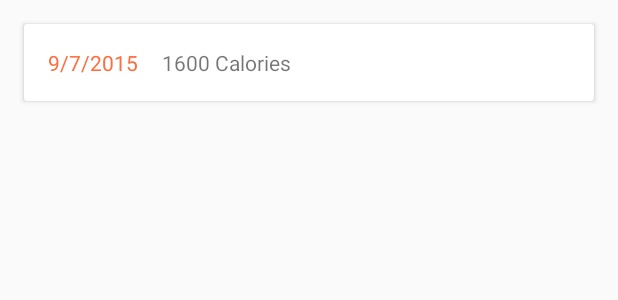
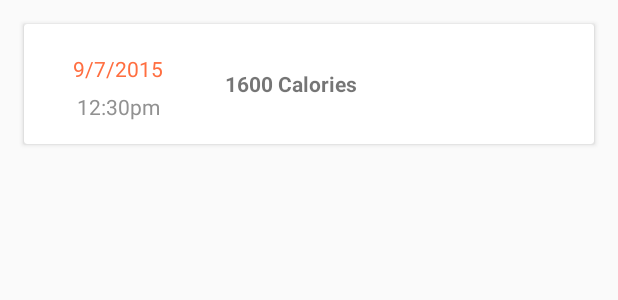
Before and after one commit to DoubleElite/EzCaloriez, an Android app: the layout calorie_history_item.xml on its own in the app's theme, with its tools: preview values and no code run, on a phone screen of 412 x 824 dp. Shown: the top 300 px of the screen. Run offline under Robolectric (Android 15) with nearby library versions, the light colour scheme and no system bars.

```diff
--- a/app/src/main/java/com/polymorphicinc/ezcaloriez/adapters/HistoryListAdapter.java
+++ b/app/src/main/java/com/polymorphicinc/ezcaloriez/adapters/HistoryListAdapter.java
@@ -34,9 +34,13 @@ public class HistoryListAdapter extends RecyclerView.Adapter<HistoryListAdapter.
     public void onBindViewHolder(HistoryListViewHolder holder, int position) {
         // Get the current calorHistory object and set it's data to the views.
         CalorieHistory calorieHistory = calorieHistoryList.get(position);
+        // SET DATE
         holder.tvDate.setText(calorieHistory.date);
+        // SET AMOUNT
         String calorieAmount = String.valueOf(calorieHistory.numberOfCalories) + " calories";
         holder.tvAmount.setText(calorieAmount);
+        // SET TIME
+        holder.tvTime.setText(calorieHistory.time);
     }
 
     @Override
@@ -48,11 +52,13 @@ public class HistoryListAdapter extends RecyclerView.Adapter<HistoryListAdapter.
     public static class HistoryListViewHolder extends RecyclerView.ViewHolder {
         public TextView tvDate;
         public TextView tvAmount;
+        public TextView tvTime;
 
         public HistoryListViewHolder(View v) {
             super(v);
             tvDate = (TextView) v.findViewById(R.id.calorie_date);
             tvAmount = (TextView) v.findViewById(R.id.calorie_amount);
+            tvTime = (TextView) v.findViewById(R.id.calorie_time);
         }
     }
 
--- a/app/src/main/java/com/polymorphicinc/ezcaloriez/models/HistoryModel.java
+++ b/app/src/main/java/com/polymorphicinc/ezcaloriez/models/HistoryModel.java
@@ -57,7 +57,7 @@ public class HistoryModel implements IHistoryModel {
     public int GetCurrentCalorieAmount() {
         SharedPreferences sp = PreferenceManager.getDefaultSharedPreferences(context);
         // Check if the calorie amount has been saved yet, if so we want to grab it from prefs
-        if (sp.getString("prefs_key_current_calorie_amount", null) != null)
+        if (sp.getString("prefs_key_current_calorie_amount", null) != null && !sp.getString("prefs_key_current_calorie_amount", null).equals(""))
             return Integer.valueOf(sp.getString("prefs_key_current_calorie_amount", "1600"));
         else
             return 0;
--- a/app/src/main/java/com/polymorphicinc/ezcaloriez/presenters/HistoryPresenter.java
+++ b/app/src/main/java/com/polymorphicinc/ezcaloriez/presenters/HistoryPresenter.java
@@ -56,7 +56,7 @@ public class HistoryPresenter implements IHistoryPresenter {
         String currentDate = simpleDateFormat.format(calendar.getTime());
 
         // Get the time
-        SimpleDateFormat timeDateFormatter = new SimpleDateFormat("HH:mm", Locale.getDefault());
+        SimpleDateFormat timeDateFormatter = new SimpleDateFormat("h:mm a", Locale.getDefault());
         String time = timeDateFormatter.format(Calendar.getInstance().getTime());
 
         // Create the calorie history item and then save it (via ORM Sugar Library)
--- a/app/src/main/java/com/polymorphicinc/ezcaloriez/ui/MainActivity.java
+++ b/app/src/main/java/com/polymorphicinc/ezcaloriez/ui/MainActivity.java
@@ -92,6 +92,7 @@ public class MainActivity extends AppCompatActivity implements IHistoryView {
     protected void onResume() {
         super.onResume();
         if(historyPresenter.HasCurrentCalorieAmountChanged()) {
+            Log.d("App", "True");
             historyPresenter.CheckForCalorieAmountFromPrefs();
             historyPresenter.ResetCalorieHasChangedPref();
         }
--- a/app/src/main/res/layout/calorie_history_item.xml
+++ b/app/src/main/res/layout/calorie_history_item.xml
@@ -3,32 +3,65 @@
     android:id="@+id/calorie_cardview"
     android:orientation="vertical"
     android:layout_width="match_parent"
-    android:layout_height="wrap_content"
+    android:layout_height="80dp"
     android:layout_marginLeft="@dimen/cardview_margin_horizontal"
     android:layout_marginRight="@dimen/cardview_margin_horizontal"
     android:layout_marginTop="@dimen/cardview_margin_vertical_top">
 
-    <LinearLayout
+    <GridLayout
         android:layout_width="match_parent"
         android:layout_height="match_parent"
         android:padding="@dimen/cardview_content_padding_small"
-        android:orientation="horizontal">
+        android:orientation="horizontal"
+        android:columnCount="2"
+        android:rowCount="2">
+
+        <LinearLayout
+            android:layout_height="wrap_content"
+            android:layout_width="wrap_content"
+            android:layout_rowSpan="2"
+            android:layout_column="0"
+            android:orientation="vertical"
+            android:layout_gravity="center_vertical">
 
             <TextView
                 android:id="@+id/calorie_date"
                 android:text="9/7/2015"
                 android:textColor="@color/accent"
-            android:padding="8dp"
+                android:padding="6dp"
+                android:layout_width="110dp"
+                android:layout_height="wrap_content"
+                android:gravity="center_horizontal" />
+
+            <TextView
+                android:id="@+id/calorie_time"
+                android:layout_height="wrap_content"
+                android:layout_width="110dp"
+                android:gravity="center_horizontal"
+                android:text="12:30pm"
+                android:paddingTop="0dp"
+                android:layout_row="1"
+                android:layout_column="0"
+                android:textColor="@color/lightgray" />
+
+        </LinearLayout>
+
+        <LinearLayout
+            android:layout_height="wrap_content"
             android:layout_width="wrap_content"
-            android:layout_height="wrap_content" />
-
+            android:layout_column="1"
+            android:layout_rowSpan="2"
+            android:layout_gravity="center_vertical">
             <TextView
                 android:id="@+id/calorie_amount"
                 android:text="1600 Calories"
-            android:padding="8dp"
+                android:padding="16dp"
                 android:layout_width="wrap_content"
-            android:layout_height="wrap_content" />
-
+                android:layout_height="54dp"
+                android:gravity="center_vertical"
+                android:textStyle="bold"/>
         </LinearLayout>
 
+    </GridLayout>
+
 </android.support.v7.widget.CardView>
--- a/app/src/main/res/values/colors.xml
+++ b/app/src/main/res/values/colors.xml
@@ -3,4 +3,6 @@
     <color name="primary">#8BC34A</color>
     <color name="primary_dark">#689F38</color>
     <color name="accent">#ff6e40</color>
+
+    <color name="lightgray">#919191</color>
 </resources>
```
Lines whose indentation alone changed are shown as unchanged.
